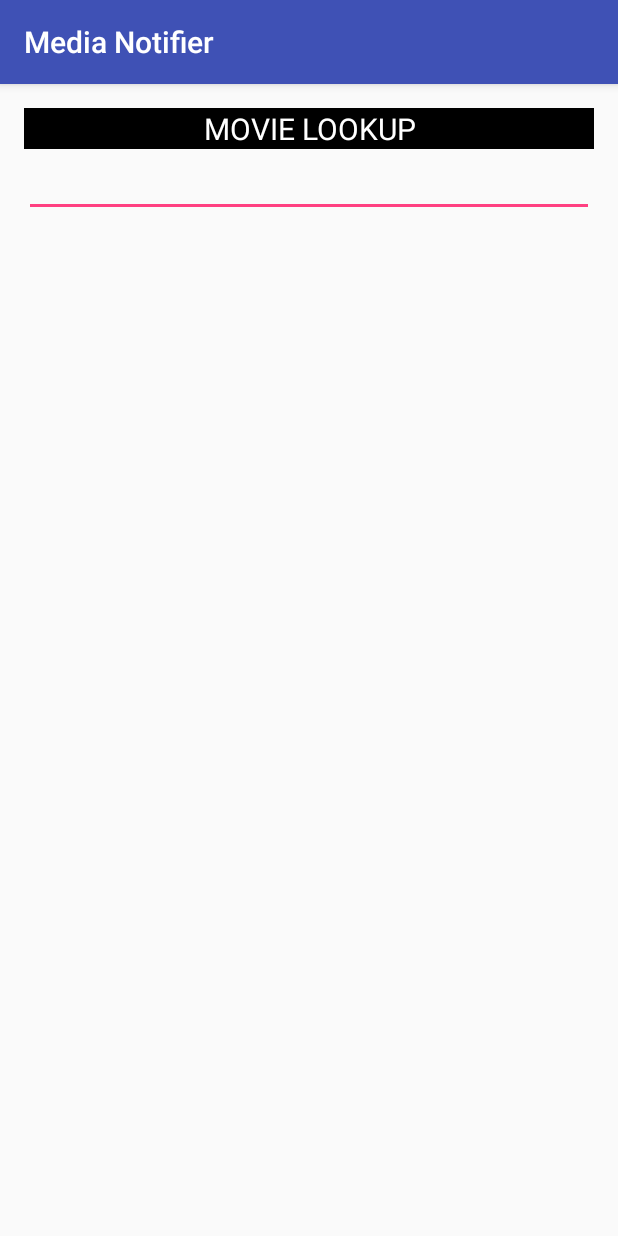
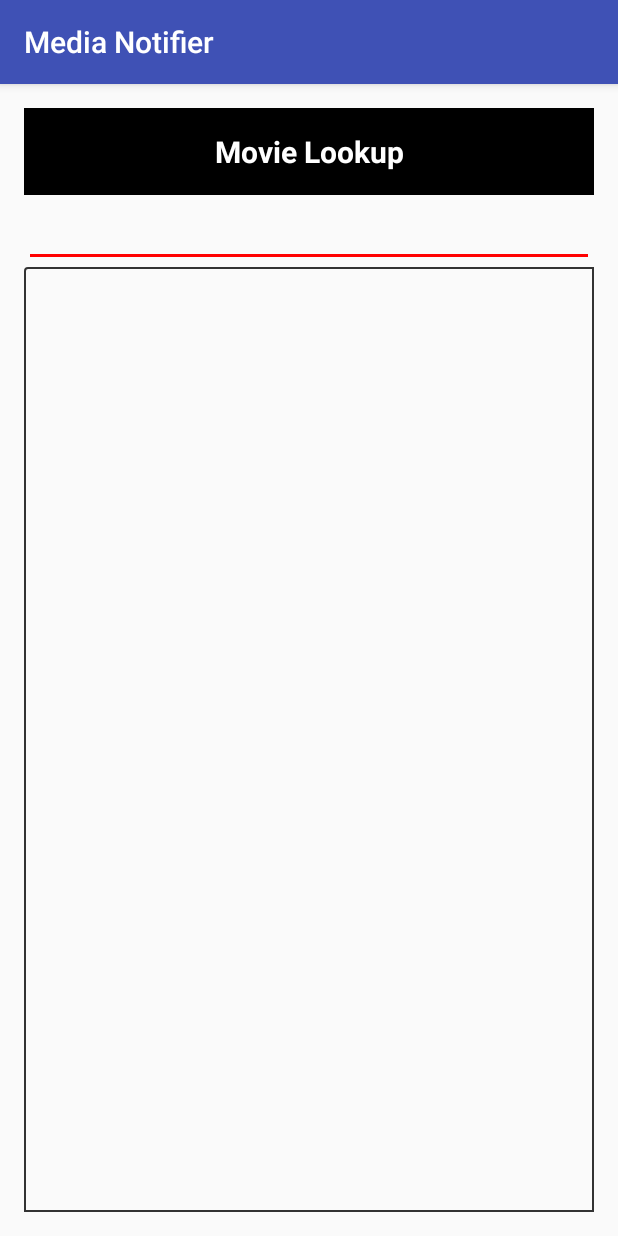
Before and after one commit to OurFriendIrony/MediaNotifier, an Android app: the screen it shows after launch (MovieLookupActivity), after a tap on an icon or button, on a phone screen of 412 x 824 dp. Run offline under Robolectric (Android 15) with nearby library versions, the phone set to English and light mode, and no system bars.

Commit message:
MovieLookup follows same activity style as tvshow lookup

```diff
--- a/app/src/main/java/uk/co/ourfriendirony/medianotifier/activities/MovieLookupActivity.java
+++ b/app/src/main/java/uk/co/ourfriendirony/medianotifier/activities/MovieLookupActivity.java
@@ -1,15 +1,13 @@
 package uk.co.ourfriendirony.medianotifier.activities;
 
 import android.os.Bundle;
-import android.support.annotation.NonNull;
 import android.support.v7.app.AppCompatActivity;
-import android.util.Log;
 import android.view.KeyEvent;
 import android.view.inputmethod.EditorInfo;
-import android.widget.ArrayAdapter;
 import android.widget.EditText;
 import android.widget.ListView;
 import android.widget.TextView;
+import android.widget.Toast;
 
 import java.io.IOException;
 import java.util.ArrayList;
@@ -18,52 +16,44 @@ import java.util.List;
 import uk.co.ourfriendirony.medianotifier.R;
 import uk.co.ourfriendirony.medianotifier.autogen.movie.MDMovieSummary;
 import uk.co.ourfriendirony.medianotifier.clients.MovieDatabaseClient;
+import uk.co.ourfriendirony.medianotifier.general.MyMovieAdapter;
 
 public class MovieLookupActivity extends AppCompatActivity {
+    ListView simpleList;
+    List<MDMovieSummary> movies = new ArrayList<>();
+    MovieDatabaseClient client = new MovieDatabaseClient();
 
     @Override
     protected void onCreate(Bundle savedInstanceState) {
         super.onCreate(savedInstanceState);
-        setContentView(R.layout.activity_lookup_movie);
+        setContentView(R.layout.activity_lookup);
 
-        EditText editText = (EditText) findViewById(R.id.input_movielookup);
+        TextView textView = (TextView) findViewById(R.id.title_lookup);
+        textView.setText(R.string.title_lookup_movie);
+
+        EditText editText = (EditText) findViewById(R.id.input_lookup);
         editText.setOnEditorActionListener(new TextView.OnEditorActionListener() {
+
             @Override
             public boolean onEditorAction(TextView textView, int actionId, KeyEvent event) {
                 boolean handled = false;
                 if (actionId == EditorInfo.IME_ACTION_SEND) {
-                    List<String> list = lookupMovie(getInputString(textView));
-                    updateListView(textView, list);
+
+                    try {
+                        movies = client.queryMovie(textView.getText().toString());
+                    } catch (IOException e) {
+                        e.printStackTrace();
+                        Toast.makeText(textView.getContext(),  R.string.lookup_no_results, Toast.LENGTH_LONG);
+                    }
+
+                    simpleList = (ListView) findViewById(R.id.list_lookup);
+
+                    MyMovieAdapter adapter = new MyMovieAdapter(textView.getContext(), R.layout.list_item, movies);
+                    simpleList.setAdapter(adapter);
                     handled = true;
                 }
                 return handled;
             }
         });
     }
-
-    private void updateListView(TextView textView, List<String> list) {
-        ListView lv = (ListView) findViewById(R.id.list_movielookup);
-        ArrayAdapter<String> arrayAdapter = new ArrayAdapter<String>(textView.getContext(), android.R.layout.simple_list_item_1, list);
-        lv.setAdapter(arrayAdapter);
-    }
-
-    private List<String> lookupMovie(String inputString) {
-        List<String> mylist = new ArrayList<>();
-        Log.v(String.valueOf(this.getClass()), "*** lookup");
-        MovieDatabaseClient client = new MovieDatabaseClient();
-        try {
-            for (MDMovieSummary movie : client.queryMovie(inputString)) {
-                mylist.add(movie.getReleaseDate() + " | " + movie.getTitle());
-            }
-        } catch (IOException e) {
-            e.printStackTrace();
-        }
-        return mylist;
-    }
-
-    @NonNull
-    private String getInputString(TextView textView) {
-        return textView.getText().toString();
-    }
-
 }
--- a/app/src/main/java/uk/co/ourfriendirony/medianotifier/activities/SettingsActivity.java
+++ b/app/src/main/java/uk/co/ourfriendirony/medianotifier/activities/SettingsActivity.java
@@ -1,7 +1,7 @@
 package uk.co.ourfriendirony.medianotifier.activities;
 
+import android.os.Bundle;
 import android.support.v7.app.AppCompatActivity;
-import android.os.Bundle;
 
 import uk.co.ourfriendirony.medianotifier.R;
 
--- a/app/src/main/res/layout/activity_tvlookup.xml
+++ b/app/src/main/res/layout/activity_lookup.xml
@@ -1,21 +1,19 @@
 <?xml version="1.0" encoding="utf-8"?>
 <RelativeLayout xmlns:android="http://schemas.android.com/apk/res/android"
-                xmlns:tools="http://schemas.android.com/tools"
                 android:layout_width="match_parent"
                 android:layout_height="match_parent"
                 android:paddingBottom="@dimen/activity_vertical_margin"
                 android:paddingLeft="@dimen/activity_horizontal_margin"
                 android:paddingRight="@dimen/activity_horizontal_margin"
-                android:paddingTop="@dimen/activity_vertical_margin"
-                tools:context=".activities.TVLookupActivity">
+                android:paddingTop="@dimen/activity_vertical_margin">
 
     <TextView
-        android:id="@+id/title_tvshowlookup"
+        android:id="@+id/title_lookup"
         android:layout_width="match_parent"
         android:layout_height="wrap_content"
         android:background="@color/black"
-        android:padding="30px"
-        android:text="@string/title_tvlookup"
+        android:padding="15dp"
+        android:text="@string/title_lookup_tvshow"
         android:textAlignment="center"
         android:textColor="@color/white"
         android:textSize="@dimen/title_size"
@@ -23,21 +21,21 @@
         />
 
     <EditText
-        android:id="@+id/input_tvshowlookup"
+        android:id="@+id/input_lookup"
         android:layout_width="match_parent"
         android:layout_height="wrap_content"
-        android:layout_below="@+id/title_tvshowlookup"
+        android:layout_below="@+id/title_lookup"
         android:backgroundTint="@color/red"
         android:imeOptions="actionSend"
-        android:textSize="20sp"
-        android:inputType="text"/>
+        android:inputType="text"
+        android:textSize="20sp"/>
 
 
     <ListView
-        android:id="@+id/list_tvshowlookup"
+        android:id="@+id/list_lookup"
         android:layout_width="match_parent"
         android:layout_height="match_parent"
-        android:layout_below="@+id/input_tvshowlookup"
+        android:layout_below="@+id/input_lookup"
         android:background="@drawable/border"
         android:divider="@color/black"
         android:dividerHeight="2dp"
--- a/app/src/main/res/layout/activity_lookup_movie.xml
+++ /dev/null
@@ -1,35 +0,0 @@
-<?xml version="1.0" encoding="utf-8"?>
-<RelativeLayout
-    xmlns:android="http://schemas.android.com/apk/res/android"
-    xmlns:tools="http://schemas.android.com/tools"
-    android:layout_width="match_parent"
-    android:layout_height="match_parent"
-    android:paddingBottom="@dimen/activity_vertical_margin"
-    android:paddingLeft="@dimen/activity_horizontal_margin"
-    android:paddingRight="@dimen/activity_horizontal_margin"
-    android:paddingTop="@dimen/activity_vertical_margin"
-    tools:context=".activities.MovieLookupActivity">
-    <TextView
-        android:id="@+id/title_movielookup"
-        android:layout_width="match_parent"
-        android:layout_height="wrap_content"
-        android:background="@color/black"
-        android:text="@string/title_movielookup"
-        android:textAlignment="center"
-        android:textColor="@color/white"
-        android:textSize="@dimen/title_size" />
-
-    <EditText
-        android:id="@+id/input_movielookup"
-        android:layout_width="match_parent"
-        android:layout_height="wrap_content"
-        android:layout_below="@+id/title_movielookup"
-        android:imeOptions="actionSend"
-        android:inputType="text" />
-
-    <ListView
-        android:id="@+id/list_movielookup"
-        android:layout_width="match_parent"
-        android:layout_height="wrap_content"
-        android:layout_below="@+id/input_movielookup"></ListView>
-</RelativeLayout>
--- a/app/src/main/res/menu/menu_main.xml
+++ b/app/src/main/res/menu/menu_main.xml
@@ -4,7 +4,12 @@
     tools:context=".activities.MainActivity">
     <item
         android:id="@+id/action_settings"
-        android:orderInCategory="100"
+        android:orderInCategory="10"
         android:title="@string/action_settings"
         app:showAsAction="never" />
+    <item
+        android:id="@+id/action_about"
+        android:orderInCategory="100"
+        android:title="@string/action_about"
+        app:showAsAction="never" />
 </menu>
--- a/app/src/main/res/values/strings.xml
+++ b/app/src/main/res/values/strings.xml
@@ -1,6 +1,7 @@
 <resources>
     <string name="app_name">Media Notifier</string>
     <string name="action_settings">Settings</string>
+    <string name="action_about">About</string>
     <string name="settings_welcome">Hello and welcome to the settings page</string>
     <string name="button_tvshow_lookup">Find</string>
     <string name="button_movie_lookup">Find</string>
@@ -8,7 +9,8 @@
     <string name="button_tvshows">TV Shows</string>
     <string name="button_movies">Movies</string>
     <string name="button_music">Music</string>
-    <string name="title_tvlookup">TV SHOW LOOKUP</string>
-    <string name="title_movielookup">MOVIE LOOKUP</string>
-    <string name="title_musiclookup">MUSIC LOOKUP</string>
+    <string name="title_lookup_tvshow">TV Show Lookup</string>
+    <string name="title_lookup_movie">Movie Lookup</string>
+    <string name="title_lookup_music">Artist Lookup</string>
+    <string name="lookup_no_results">No Matches</string>
 </resources>
```
Also changed, not shown: app/src/main/java/uk/co/ourfriendirony/medianotifier/activities/TVLookupActivity.java (+9 -6 lines), app/src/main/java/uk/co/ourfriendirony/medianotifier/autogen/movie/MDMovieSummary.java (+4 -3 lines), app/src/main/java/uk/co/ourfriendirony/medianotifier/clients/MusicBrainzClient.java (+1 -9 lines), app/src/main/java/uk/co/ourfriendirony/medianotifier/general/MyMovieAdapter.java (added, +58 -0 lines), app/src/main/java/uk/co/ourfriendirony/medianotifier/general/MyTVShowAdapter.java (renamed from app/src/main/java/uk/co/ourfriendirony/medianotifier/general/MyArrayAdapter.java, +6 -6 lines), app/src/main/res/layout/list_item.xml (+12 -12 lines), app/src/main/res/mipmap-hdpi/ic_launcher.png, app/src/main/res/mipmap-mdpi/ic_launcher.png, app/src/main/res/mipmap-xhdpi/ic_launcher.png, app/src/main/res/mipmap-xxhdpi/ic_launcher.png, app/src/main/res/mipmap-xxxhdpi/ic_launcher.png.
